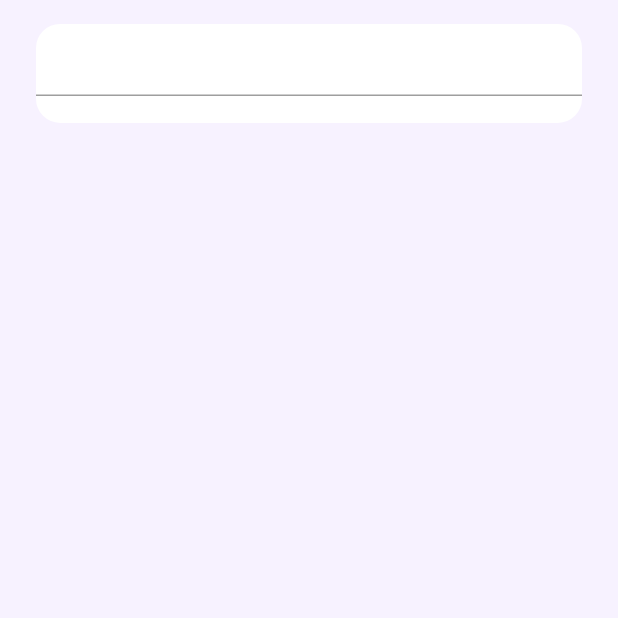
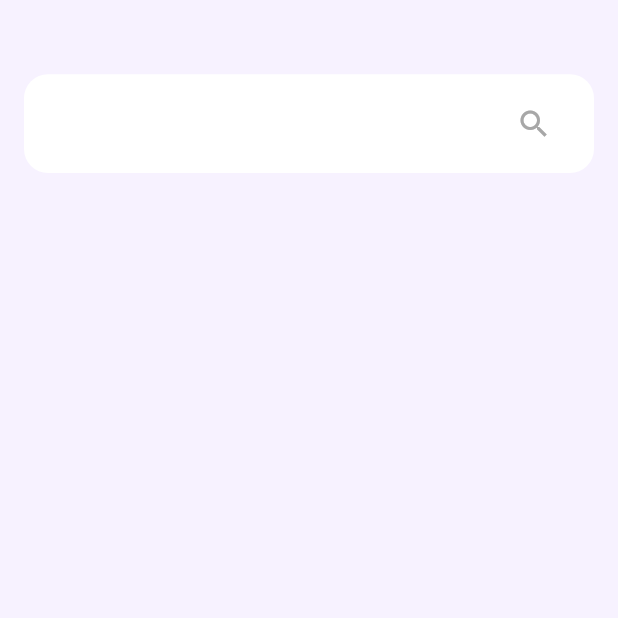
Before and after one commit to SyedMahamudulHasan/search_products, a Flutter app: the screen it shows after launch, on a phone screen of 412 x 824 dp, the top half of it. Run offline on Flutter 3.47's test engine with Material 2 defaults, Android fonts, the phone set to English and light mode, and no system bars.

Commit message:
created search field

```diff
--- a/lib/view/search_screen.dart
+++ b/lib/view/search_screen.dart
@@ -28,19 +28,28 @@ class _SearchScreenState extends State<SearchScreen> {
     final Size size = MediaQuery.of(context).size;
     return Scaffold(
       body: Padding(
-        padding: const EdgeInsets.symmetric(horizontal: 24, vertical: 16),
+        padding:  EdgeInsets.symmetric(horizontal: 16, vertical: size.height*0.06),
         child: Column(
           crossAxisAlignment: CrossAxisAlignment.start,
           children: [
             Container(
               height: size.height * 0.08,
               width: size.width,
+              padding: const EdgeInsets.symmetric(horizontal: 16),
               decoration: BoxDecoration(
                 borderRadius: BorderRadius.circular(16),
                 color: Colors.white,
               ),
-              child: TextFormField(
-                controller: _searchController,
+              child: Center(
+                child: TextFormField(
+                  controller: _searchController,
+                  cursorColor: Colors.black,
+                  decoration: const InputDecoration(
+                    border: InputBorder.none,
+                    suffixIcon: Icon(Icons.search_outlined, color: Color(0xffA7A7A7),),
+
+                  ),
+                ),
               ),
             )
           ],
```
